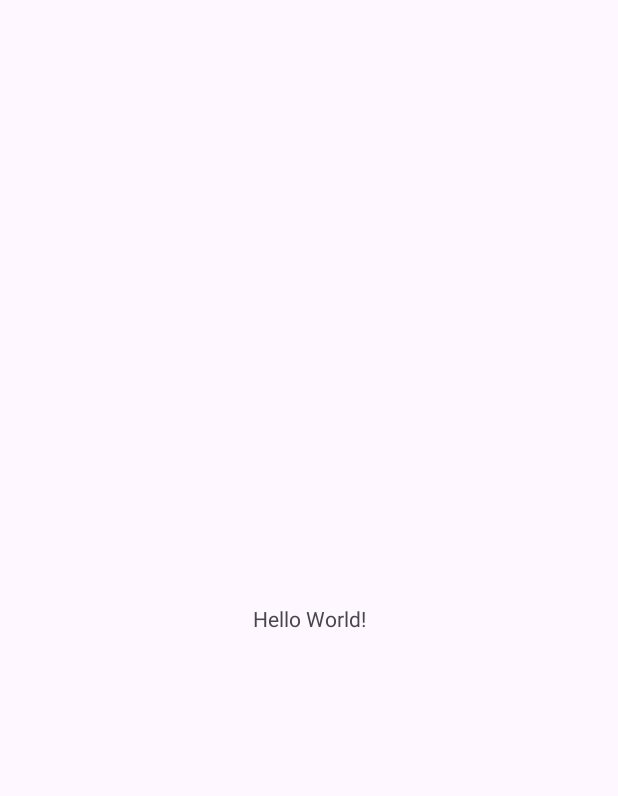
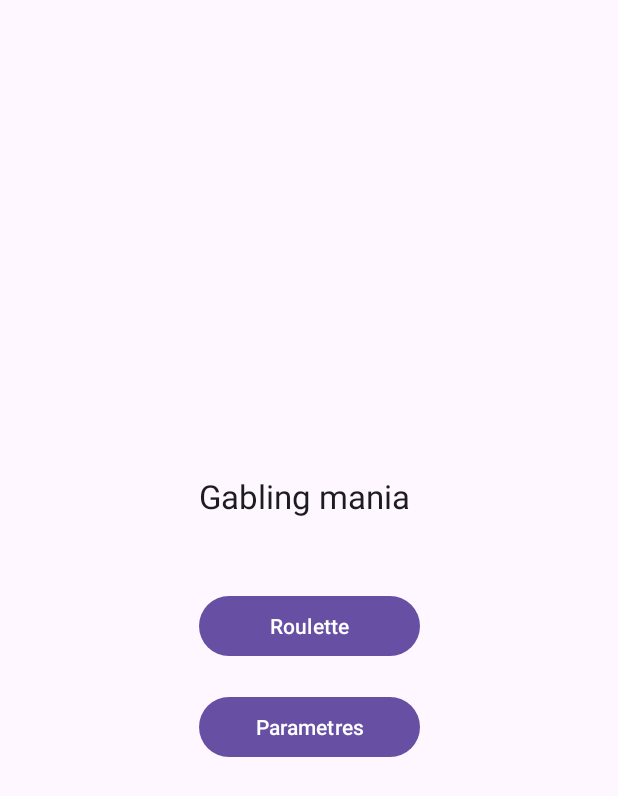
Before and after one commit to Nerbyfile/Gambling_Mania, an Android app: the screen it shows after launch (MainActivity), on a phone screen of 412 x 824 dp. Before the commit the part shown is almost empty. Shown: the top 796 px of the screen. Run offline under Robolectric (Android 15) with nearby library versions, the phone set to English and light mode, and no system bars.

Commit message:
Main menu layout + roulette access

```diff
--- a/app/src/main/AndroidManifest.xml
+++ b/app/src/main/AndroidManifest.xml
@@ -21,6 +21,10 @@
                 <category android:name="android.intent.category.LAUNCHER" />
             </intent-filter>
         </activity>
+        <activity
+            android:name=".Roulette_activity"
+            android:exported="false"
+            android:windowSoftInputMode="adjustResize" />
     </application>
 
 </manifest>
--- a/app/src/main/java/com/example/my_application_sandbox/MainActivity.java
+++ b/app/src/main/java/com/example/my_application_sandbox/MainActivity.java
@@ -1,6 +1,8 @@
 package com.example.my_application_sandbox;
 
+import android.content.Intent;
 import android.os.Bundle;
+import android.view.View;
 
 import androidx.activity.EdgeToEdge;
 import androidx.appcompat.app.AppCompatActivity;
@@ -23,4 +25,8 @@ public class MainActivity extends AppCompatActivity {
             return insets;
         });
     }
+    public void enterRoulette(View view){
+        Intent intent = new Intent(this, Roulette_activity.class);
+        startActivity(intent);
+    }
 }
--- a/app/src/main/res/layout/activity_main.xml
+++ b/app/src/main/res/layout/activity_main.xml
@@ -5,15 +5,47 @@
     android:id="@+id/main"
     android:layout_width="match_parent"
     android:layout_height="match_parent"
-    tools:context=".MainActivity">
+    android:visibility="visible">
 
-    <TextView
+    <LinearLayout
+        android:id="@+id/list_button"
         android:layout_width="wrap_content"
         android:layout_height="wrap_content"
-        android:text="Hello World!"
+        android:orientation="vertical"
         app:layout_constraintBottom_toBottomOf="parent"
         app:layout_constraintEnd_toEndOf="parent"
+        app:layout_constraintHorizontal_bias="0.5"
         app:layout_constraintStart_toStartOf="parent"
-        app:layout_constraintTop_toTopOf="parent" />
+        app:layout_constraintTop_toTopOf="parent"
+        app:layout_constraintVertical_bias="0.5">
+
+        <TextView
+            android:id="@+id/Title"
+            android:layout_width="147dp"
+            android:layout_height="28dp"
+            android:text="Gabling mania"
+            android:textAppearance="@style/TextAppearance.AppCompat.Large" />
+
+        <Space
+            android:layout_width="match_parent"
+            android:layout_height="49dp" />
+
+        <Button
+            android:id="@+id/start_roulette"
+            android:layout_width="match_parent"
+            android:layout_height="wrap_content"
+            android:onClick="enterRoulette"
+            android:text="Roulette" />
+
+        <Space
+            android:layout_width="match_parent"
+            android:layout_height="19dp" />
+
+        <Button
+            android:id="@+id/start_parametre"
+            android:layout_width="match_parent"
+            android:layout_height="wrap_content"
+            android:text="Parametres" />
+    </LinearLayout>
 
 </androidx.constraintlayout.widget.ConstraintLayout>
--- a/app/src/main/res/layout/roulette.xml
+++ /dev/null
@@ -1,6 +0,0 @@
-<?xml version="1.0" encoding="utf-8"?>
-<androidx.constraintlayout.widget.ConstraintLayout xmlns:android="http://schemas.android.com/apk/res/android"
-    android:layout_width="match_parent"
-    android:layout_height="match_parent">
-
-</androidx.constraintlayout.widget.ConstraintLayout>
```
Also changed, not shown: app/src/main/java/com/example/my_application_sandbox/Roulette_activity.java (added, +24 -0 lines), app/src/main/res/layout/activity_roulette.xml (added, +19 -0 lines), app/src/main/res/layout/main_menu.xml (deleted, +0 -13 lines).
